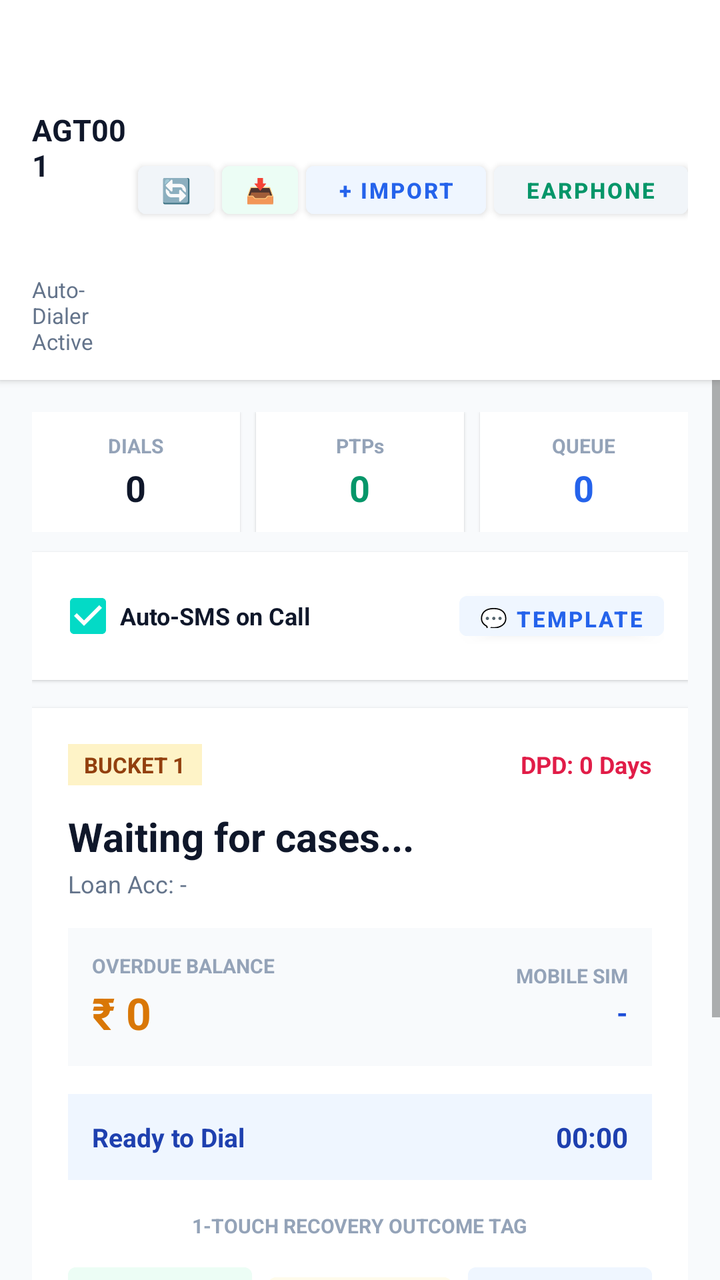
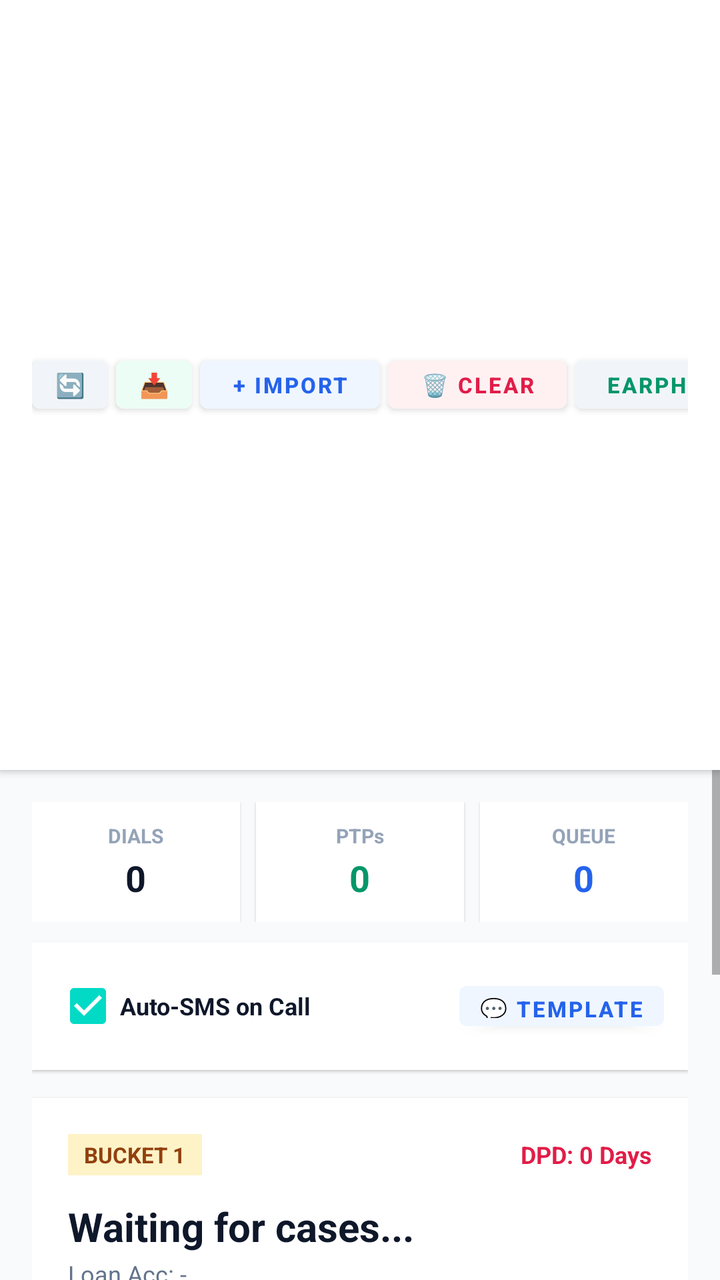

Before-and-after screenshots of an Android layout around one commit, followed by the original layout XML and the change that was made.
<!-- AndroidManifest.xml: application theme Theme.DebtFlowDialer -->
<!-- res/layout/activity_main.xml -->
<?xml version="1.0" encoding="utf-8"?>
<FrameLayout xmlns:android="http://schemas.android.com/apk/res/android"
    xmlns:tools="http://schemas.android.com/tools"
    android:layout_width="match_parent"
    android:layout_height="match_parent"
    android:background="#F8FAFC">

    
    
    
    <LinearLayout
        android:id="@+id/layoutLocked"
        android:layout_width="match_parent"
        android:layout_height="match_parent"
        android:background="#FFFFFF"
        android:gravity="center"
        android:orientation="vertical"
        android:padding="32dp"
        android:visibility="gone">

        <TextView
            android:layout_width="wrap_content"
            android:layout_height="wrap_content"
            android:text="ACCESS REVOKED"
            android:textColor="#EF4444"
            android:textSize="22sp"
            android:textStyle="bold" />

        <TextView
            android:id="@+id/tvLockReason"
            android:layout_width="wrap_content"
            android:layout_height="wrap_content"
            android:layout_marginTop="12dp"
            android:gravity="center"
            android:text="This APK is deactivated by Super Administrator. Local records wiped."
            android:textColor="#64748B"
            android:textSize="13sp" />
    </LinearLayout>

    
    
    
    <LinearLayout
        android:id="@+id/layoutLogin"
        android:layout_width="match_parent"
        android:layout_height="match_parent"
        android:background="#F8FAFC"
        android:gravity="center"
        android:orientation="vertical"
        android:padding="24dp"
        android:visibility="gone">

        
        <LinearLayout
            android:layout_width="match_parent"
            android:layout_height="wrap_content"
            android:background="#FFFFFF"
            android:elevation="4dp"
            android:orientation="vertical"
            android:padding="24dp">

            <TextView
                android:layout_width="wrap_content"
                android:layout_height="wrap_content"
                android:text="DebtFlow Pro"
                android:textColor="#2563EB"
                android:textSize="24sp"
                android:textStyle="bold" />

            <TextView
                android:layout_width="wrap_content"
                android:layout_height="wrap_content"
                android:layout_marginTop="4dp"
                android:text="SIM Auto-Dialer • Telecaller Login"
                android:textColor="#64748B"
                android:textSize="12sp"
                android:textStyle="bold" />

            
            <TextView
                android:layout_width="wrap_content"
                android:layout_height="wrap_content"
                android:layout_marginTop="20dp"
                android:text="AGENT ID (LOGIN ID)"
                android:textColor="#475569"
                android:textSize="11sp"
                android:textStyle="bold" />

            <EditText
                android:id="@+id/etAgentCode"
                android:layout_width="match_parent"
                android:layout_height="48dp"
                android:layout_marginTop="6dp"
                android:background="#F1F5F9"
                android:hint="e.g. AGT001"
                android:inputType="textCapCharacters"
                android:paddingHorizontal="14dp"
                android:textColor="#0F172A"
                android:textColorHint="#94A3B8"
                android:textSize="14sp"
                android:textStyle="bold" />

            
            <TextView
                android:layout_width="wrap_content"
                android:layout_height="wrap_content"
                android:layout_marginTop="14dp"
                android:text="PASSWORD"
                android:textColor="#475569"
                android:textSize="11sp"
                android:textStyle="bold" />

            <EditText
                android:id="@+id/etAgentPassword"
                android:layout_width="match_parent"
                android:layout_height="48dp"
                android:layout_marginTop="6dp"
                android:background="#F1F5F9"
                android:hint="Enter password"
                android:inputType="textPassword"
                android:paddingHorizontal="14dp"
                android:textColor="#0F172A"
                android:textColorHint="#94A3B8"
                android:textSize="14sp" />

            
            <TextView
                android:layout_width="match_parent"
                android:layout_height="wrap_content"
                android:layout_marginTop="14dp"
                android:background="#EFF6FF"
                android:padding="10dp"
                android:text="⚡ Fast SIM Auto-Dialing • Multi-Device Access Enabled"
                android:textColor="#1E40AF"
                android:textSize="11sp" />

            
            <Button
                android:id="@+id/btnLoginSubmit"
                android:layout_width="match_parent"
                android:layout_height="48dp"
                android:layout_marginTop="20dp"
                android:backgroundTint="#2563EB"
                android:text="Enter Cockpit"
                android:textColor="#FFFFFF"
                android:textSize="13sp"
                android:textStyle="bold" />
        </LinearLayout>
    </LinearLayout>

    
    
    
    <LinearLayout
        android:id="@+id/layoutDialer"
        android:layout_width="match_parent"
        android:layout_height="match_parent"
        android:background="#F8FAFC"
        android:orientation="vertical"
        android:visibility="visible">

        
        <LinearLayout
            android:layout_width="match_parent"
            android:layout_height="wrap_content"
            android:background="#FFFFFF"
            android:elevation="2dp"
            android:gravity="center_vertical"
            android:orientation="horizontal"
            android:paddingHorizontal="16dp"
            android:paddingVertical="12dp">

            <LinearLayout
                android:layout_width="0dp"
                android:layout_height="wrap_content"
                android:layout_weight="1"
                android:orientation="vertical">

                <LinearLayout
                    android:layout_width="wrap_content"
                    android:layout_height="wrap_content"
                    android:gravity="center_vertical"
                    android:orientation="horizontal">

                    <TextView
                        android:id="@+id/tvQueueProgress"
                        android:layout_width="wrap_content"
                        android:layout_height="wrap_content"
                        android:text="AGT001"
                        android:textColor="#0F172A"
                        android:textSize="15sp"
                        android:textStyle="bold" />

                    <TextView
                        android:layout_width="wrap_content"
                        android:layout_height="wrap_content"
                        android:layout_marginStart="8dp"
                        android:background="#ECFDF5"
                        android:paddingHorizontal="6dp"
                        android:paddingVertical="2dp"
                        android:text="● SIM Live"
                        android:textColor="#059669"
                        android:textSize="10sp"
                        android:textStyle="bold" />
                </LinearLayout>

                <TextView
                    android:id="@+id/tvHeaderSubtext"
                    android:layout_width="wrap_content"
                    android:layout_height="wrap_content"
                    android:layout_marginTop="2dp"
                    android:text="Auto-Dialer Active"
                    android:textColor="#64748B"
                    android:textSize="11sp" />
            </LinearLayout>

            
            <Button
                android:id="@+id/btnRefreshQueue"
                android:layout_width="38dp"
                android:layout_height="36dp"
                android:backgroundTint="#F1F5F9"
                android:padding="0dp"
                android:text="🔄"
                android:textSize="12sp" />

            <Button
                android:id="@+id/btnExportFeedback"
                android:layout_width="38dp"
                android:layout_height="36dp"
                android:layout_marginStart="4dp"
                android:backgroundTint="#ECFDF5"
                android:padding="0dp"
                android:text="📥"
                android:textSize="12sp" />

            <Button
                android:id="@+id/btnAgentImport"
                android:layout_width="wrap_content"
                android:layout_height="36dp"
                android:layout_marginStart="4dp"
                android:backgroundTint="#EFF6FF"
                android:text="+ Import"
                android:textColor="#2563EB"
                android:textSize="11sp"
                android:textStyle="bold" />

            <Button
                android:id="@+id/btnAudioToggle"
                android:layout_width="wrap_content"
                android:layout_height="36dp"
                android:layout_marginStart="4dp"
                android:backgroundTint="#F1F5F9"
                android:text="Earphone"
                android:textColor="#059669"
                android:textSize="11sp"
                android:textStyle="bold" />
                android:textSize="11sp"
                android:textStyle="bold" />
        </LinearLayout>

        <ScrollView
            android:layout_width="match_parent"
            android:layout_height="0dp"
            android:layout_weight="1"
            android:fillViewport="true">

            <LinearLayout
                android:layout_width="match_parent"
                android:layout_height="wrap_content"
                android:orientation="vertical"
                android:padding="16dp">

                
                <LinearLayout
                    android:layout_width="match_parent"
                    android:layout_height="wrap_content"
                    android:orientation="horizontal">

                    <LinearLayout
                        android:layout_width="0dp"
                        android:layout_height="wrap_content"
                        android:layout_marginEnd="4dp"
                        android:layout_weight="1"
                        android:background="#FFFFFF"
                        android:elevation="1dp"
                        android:gravity="center"
                        android:orientation="vertical"
                        android:padding="10dp">

                        <TextView
                            android:layout_width="wrap_content"
                            android:layout_height="wrap_content"
                            android:text="DIALS"
                            android:textColor="#94A3B8"
                            android:textSize="10sp"
                            android:textStyle="bold" />

                        <TextView
                            android:id="@+id/tvStatDials"
                            android:layout_width="wrap_content"
                            android:layout_height="wrap_content"
                            android:layout_marginTop="2dp"
                            android:text="0"
                            android:textColor="#0F172A"
                            android:textSize="18sp"
                            android:textStyle="bold" />
                    </LinearLayout>

                    <LinearLayout
                        android:layout_width="0dp"
                        android:layout_height="wrap_content"
                        android:layout_marginHorizontal="4dp"
                        android:layout_weight="1"
                        android:background="#FFFFFF"
                        android:elevation="1dp"
                        android:gravity="center"
                        android:orientation="vertical"
                        android:padding="10dp">

                        <TextView
                            android:layout_width="wrap_content"
                            android:layout_height="wrap_content"
                            android:text="PTPs"
                            android:textColor="#94A3B8"
                            android:textSize="10sp"
                            android:textStyle="bold" />

                        <TextView
                            android:id="@+id/tvStatPtps"
                            android:layout_width="wrap_content"
                            android:layout_height="wrap_content"
                            android:layout_marginTop="2dp"
                            android:text="0"
                            android:textColor="#059669"
                            android:textSize="18sp"
                            android:textStyle="bold" />
                    </LinearLayout>

                    <LinearLayout
                        android:layout_width="0dp"
                        android:layout_height="wrap_content"
                        android:layout_marginStart="4dp"
                        android:layout_weight="1"
                        android:background="#FFFFFF"
                        android:elevation="1dp"
                        android:gravity="center"
                        android:orientation="vertical"
                        android:padding="10dp">

                        <TextView
                            android:layout_width="wrap_content"
                            android:layout_height="wrap_content"
                            android:text="QUEUE"
                            android:textColor="#94A3B8"
                            android:textSize="10sp"
                            android:textStyle="bold" />

                        <TextView
                            android:id="@+id/tvStatQueue"
                            android:layout_width="wrap_content"
                            android:layout_height="wrap_content"
                            android:layout_marginTop="2dp"
                            android:text="0"
                            android:textColor="#2563EB"
                            android:textSize="18sp"
                            android:textStyle="bold" />
                    </LinearLayout>
                </LinearLayout>

                
                <LinearLayout
                    android:layout_width="match_parent"
                    android:layout_height="wrap_content"
                    android:layout_marginTop="10dp"
                    android:background="#FFFFFF"
                    android:elevation="1dp"
                    android:gravity="center_vertical"
                    android:orientation="horizontal"
                    android:paddingHorizontal="12dp"
                    android:paddingVertical="8dp">

                    <CheckBox
                        android:id="@+id/cbAutoSms"
                        android:layout_width="0dp"
                        android:layout_height="wrap_content"
                        android:layout_weight="1"
                        android:checked="true"
                        android:text="Auto-SMS on Call"
                        android:textColor="#0F172A"
                        android:textSize="12sp"
                        android:textStyle="bold" />

                    <Button
                        android:id="@+id/btnSmsTemplate"
                        android:layout_width="wrap_content"
                        android:layout_height="32dp"
                        android:backgroundTint="#EFF6FF"
                        android:paddingHorizontal="10dp"
                        android:text="💬 Template"
                        android:textColor="#2563EB"
                        android:textSize="11sp"
                        android:textStyle="bold" />
                </LinearLayout>

                
                <LinearLayout
                    android:layout_width="match_parent"
                    android:layout_height="wrap_content"
                    android:layout_marginTop="14dp"
                    android:background="#FFFFFF"
                    android:elevation="2dp"
                    android:orientation="vertical"
                    android:padding="18dp">

                    
                    <LinearLayout
                        android:layout_width="match_parent"
                        android:layout_height="wrap_content"
                        android:gravity="center_vertical"
                        android:orientation="horizontal">

                        <TextView
                            android:id="@+id/tvBucket"
                            android:layout_width="wrap_content"
                            android:layout_height="wrap_content"
                            android:background="#FEF3C7"
                            android:paddingHorizontal="8dp"
                            android:paddingVertical="3dp"
                            android:text="BUCKET 1"
                            android:textColor="#92400E"
                            android:textSize="11sp"
                            android:textStyle="bold" />

                        <View
                            android:layout_width="0dp"
                            android:layout_height="1dp"
                            android:layout_weight="1" />

                        <TextView
                            android:id="@+id/tvDpd"
                            android:layout_width="wrap_content"
                            android:layout_height="wrap_content"
                            android:text="DPD: 0 Days"
                            android:textColor="#E11D48"
                            android:textSize="12sp"
                            android:textStyle="bold" />
                    </LinearLayout>

                    
                    <TextView
                        android:id="@+id/tvDebtorName"
                        android:layout_width="wrap_content"
                        android:layout_height="wrap_content"
                        android:layout_marginTop="12dp"
                        android:text="Waiting for cases..."
                        android:textColor="#0F172A"
                        android:textSize="20sp"
                        android:textStyle="bold" />

                    <TextView
                        android:id="@+id/tvLoanAcc"
                        android:layout_width="wrap_content"
                        android:layout_height="wrap_content"
                        android:layout_marginTop="2dp"
                        android:text="Loan Acc: -"
                        android:textColor="#64748B"
                        android:textSize="12sp" />

                    
                    <LinearLayout
                        android:layout_width="match_parent"
                        android:layout_height="wrap_content"
                        android:layout_marginTop="14dp"
                        android:background="#F8FAFC"
                        android:gravity="center_vertical"
                        android:orientation="horizontal"
                        android:padding="12dp">

                        <LinearLayout
                            android:layout_width="0dp"
                            android:layout_height="wrap_content"
                            android:layout_weight="1"
                            android:orientation="vertical">

                            <TextView
                                android:layout_width="wrap_content"
                                android:layout_height="wrap_content"
                                android:text="OVERDUE BALANCE"
                                android:textColor="#94A3B8"
                                android:textSize="10sp"
                                android:textStyle="bold" />

                            <TextView
                                android:id="@+id/tvOverdue"
                                android:layout_width="wrap_content"
                                android:layout_height="wrap_content"
                                android:layout_marginTop="2dp"
                                android:text="₹ 0"
                                android:textColor="#D97706"
                                android:textSize="22sp"
                                android:textStyle="bold" />
                        </LinearLayout>

                        <LinearLayout
                            android:layout_width="wrap_content"
                            android:layout_height="wrap_content"
                            android:gravity="end"
                            android:orientation="vertical">

                            <TextView
                                android:layout_width="wrap_content"
                                android:layout_height="wrap_content"
                                android:text="MOBILE SIM"
                                android:textColor="#94A3B8"
                                android:textSize="10sp"
                                android:textStyle="bold" />

                            <TextView
                                android:id="@+id/tvPhone"
                                android:layout_width="wrap_content"
                                android:layout_height="wrap_content"
                                android:layout_marginTop="2dp"
                                android:text="-"
                                android:textColor="#1D4ED8"
                                android:textSize="14sp"
                                android:textStyle="bold" />
                        </LinearLayout>
                    </LinearLayout>

                    
                    <LinearLayout
                        android:layout_width="match_parent"
                        android:layout_height="wrap_content"
                        android:layout_marginTop="14dp"
                        android:background="#EFF6FF"
                        android:gravity="center_vertical"
                        android:orientation="horizontal"
                        android:padding="12dp">

                        <TextView
                            android:id="@+id/tvCallStatus"
                            android:layout_width="0dp"
                            android:layout_height="wrap_content"
                            android:layout_weight="1"
                            android:text="Ready to Dial"
                            android:textColor="#1E40AF"
                            android:textSize="13sp"
                            android:textStyle="bold" />

                        <TextView
                            android:id="@+id/tvCallTimer"
                            android:layout_width="wrap_content"
                            android:layout_height="wrap_content"
                            android:text="00:00"
                            android:textColor="#1E40AF"
                            android:textSize="14sp"
                            android:textStyle="bold" />
                    </LinearLayout>

                    
                    <LinearLayout
                        android:id="@+id/layoutDispositions"
                        android:layout_width="match_parent"
                        android:layout_height="wrap_content"
                        android:layout_marginTop="16dp"
                        android:orientation="vertical"
                        android:visibility="visible">

                        <TextView
                            android:layout_width="wrap_content"
                            android:layout_height="wrap_content"
                            android:layout_gravity="center"
                            android:text="1-TOUCH RECOVERY OUTCOME TAG"
                            android:textColor="#94A3B8"
                            android:textSize="10sp"
                            android:textStyle="bold" />

                        
                        <LinearLayout
                            android:layout_width="match_parent"
                            android:layout_height="wrap_content"
                            android:layout_marginTop="8dp"
                            android:orientation="horizontal">

                            <Button
                                android:id="@+id/btnDispPtp"
                                android:layout_width="0dp"
                                android:layout_height="44dp"
                                android:layout_marginEnd="4dp"
                                android:layout_weight="1"
                                android:backgroundTint="#ECFDF5"
                                android:text="PTP"
                                android:textColor="#065F46"
                                android:textSize="12sp"
                                android:textStyle="bold" />

                            <Button
                                android:id="@+id/btnDispBrokenPtp"
                                android:layout_width="0dp"
                                android:layout_height="44dp"
                                android:layout_marginHorizontal="4dp"
                                android:layout_weight="1"
                                android:backgroundTint="#FFFBEB"
                                android:text="Broken PTP"
                                android:textColor="#92400E"
                                android:textSize="11sp"
                                android:textStyle="bold" />

                            <Button
                                android:id="@+id/btnDispPaid"
                                android:layout_width="0dp"
                                android:layout_height="44dp"
                                android:layout_marginStart="4dp"
                                android:layout_weight="1"
                                android:backgroundTint="#EFF6FF"
                                android:text="Paid"
                                android:textColor="#1E40AF"
                                android:textSize="12sp"
                                android:textStyle="bold" />
                        </LinearLayout>

                        
                        <LinearLayout
                            android:layout_width="match_parent"
                            android:layout_height="wrap_content"
                            android:layout_marginTop="6dp"
                            android:orientation="horizontal">

                            <Button
                                android:id="@+id/btnDispRnr"
                                android:layout_width="0dp"
                                android:layout_height="44dp"
                                android:layout_marginEnd="4dp"
                                android:layout_weight="1"
                                android:backgroundTint="#F1F5F9"
                                android:text="RNR"
                                android:textColor="#334155"
                                android:textSize="12sp"
                                android:textStyle="bold" />

                            <Button
                                android:id="@+id/btnDispBusy"
                                android:layout_width="0dp"
                                android:layout_height="44dp"
                                android:layout_marginHorizontal="4dp"
                                android:layout_weight="1"
                                android:backgroundTint="#F1F5F9"
                                android:text="Busy / Off"
                                android:textColor="#334155"
                                android:textSize="11sp"
                                android:textStyle="bold" />

                            <Button
                                android:id="@+id/btnDispWrong"
                                android:layout_width="0dp"
                                android:layout_height="44dp"
                                android:layout_marginStart="4dp"
                                android:layout_weight="1"
                                android:backgroundTint="#FFF1F2"
                                android:text="Wrong #"
                                android:textColor="#9F1239"
                                android:textSize="11sp"
                                android:textStyle="bold" />
                        </LinearLayout>
                    </LinearLayout>

                    
                    <LinearLayout
                        android:layout_width="match_parent"
                        android:layout_height="wrap_content"
                        android:layout_marginTop="18dp"
                        android:gravity="center_vertical"
                        android:orientation="horizontal">

                        <Button
                            android:id="@+id/btnStartDial"
                            android:layout_width="0dp"
                            android:layout_height="52dp"
                            android:layout_weight="1"
                            android:backgroundTint="#10B981"
                            android:text="Start Auto-Dialing"
                            android:textColor="#FFFFFF"
                            android:textSize="14sp"
                            android:textStyle="bold" />

                        <Button
                            android:id="@+id/btnPause"
                            android:layout_width="wrap_content"
                            android:layout_height="52dp"
                            android:layout_marginStart="6dp"
                            android:backgroundTint="#F1F5F9"
                            android:text="Pause"
                            android:textColor="#334155"
                            android:textSize="12sp"
                            android:textStyle="bold" />

                        <Button
                            android:id="@+id/btnNextLead"
                            android:layout_width="wrap_content"
                            android:layout_height="52dp"
                            android:layout_marginStart="6dp"
                            android:backgroundTint="#EFF6FF"
                            android:text="Next ⏭"
                            android:textColor="#2563EB"
                            android:textSize="12sp"
                            android:textStyle="bold" />
                    </LinearLayout>

                </LinearLayout>

            </LinearLayout>
        </ScrollView>
    </LinearLayout>

</FrameLayout>
<!-- resources referenced by this layout -->
<resources>
  <style name="Theme.DebtFlowDialer" parent="Theme.MaterialComponents.Light.NoActionBar">
          <item name="colorPrimary">#2563EB</item>
          <item name="colorPrimaryVariant">#1D4ED8</item>
          <item name="colorOnPrimary">#FFFFFF</item>
          <item name="android:statusBarColor">#FFFFFF</item>
          <item name="android:windowLightStatusBar">true</item>
          <item name="android:navigationBarColor">#FFFFFF</item>
          <item name="android:windowLightNavigationBar">true</item>
      </style>
</resources>

<!-- the commit's change to res/layout/activity_main.xml (unified diff, before → after) -->
@@ -246,6 +246,17 @@
                 android:textStyle="bold" />
 
             <Button
+                android:id="@+id/btnClearQueue"
+                android:layout_width="wrap_content"
+                android:layout_height="36dp"
+                android:layout_marginStart="4dp"
+                android:backgroundTint="#FFF1F2"
+                android:text="🗑️ Clear"
+                android:textColor="#E11D48"
+                android:textSize="11sp"
+                android:textStyle="bold" />
+
+            <Button
                 android:id="@+id/btnAudioToggle"
                 android:layout_width="wrap_content"
                 android:layout_height="36dp"
@@ -253,8 +264,6 @@
                 android:backgroundTint="#F1F5F9"
                 android:text="Earphone"
                 android:textColor="#059669"
-                android:textSize="11sp"
-                android:textStyle="bold" />
                 android:textSize="11sp"
                 android:textStyle="bold" />
         </LinearLayout>
